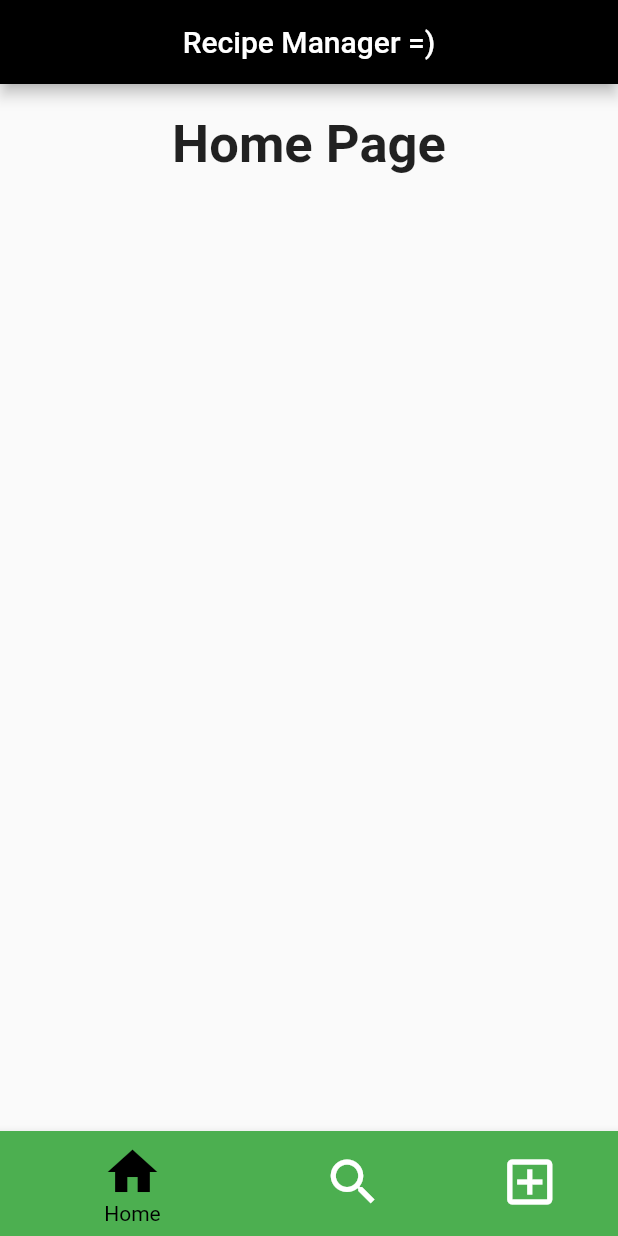
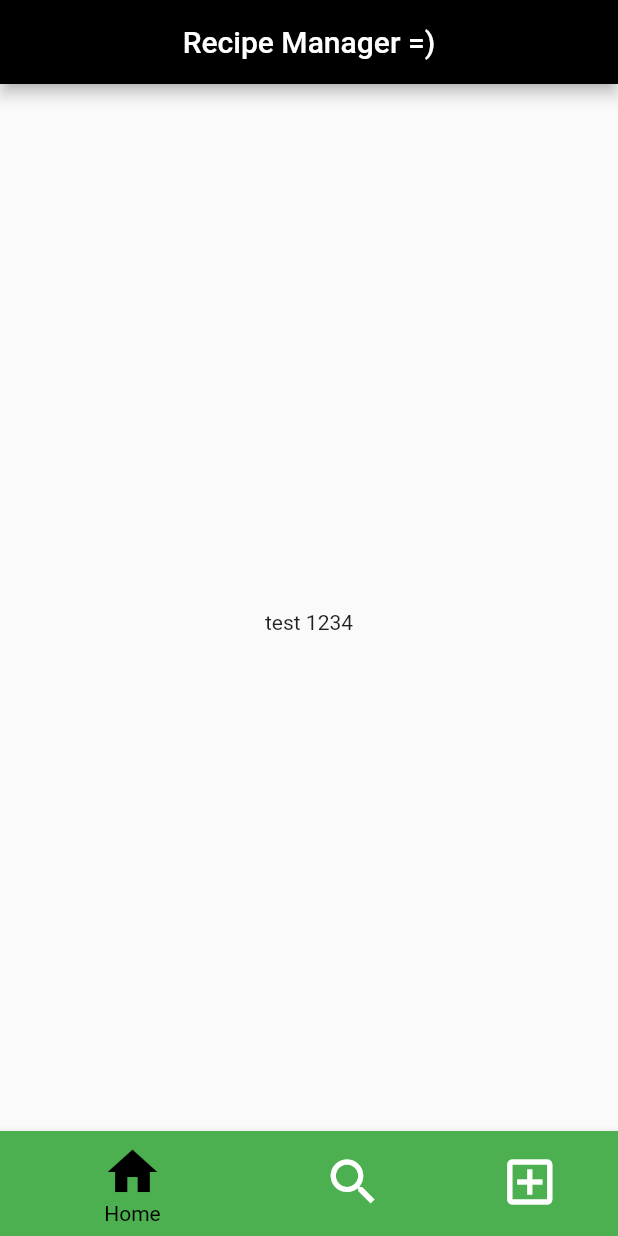
Before and after one commit to imkiddingbro/TheVeterans, a Flutter app: the screen it shows after launch, on a phone screen of 412 x 824 dp. Run offline on Flutter 3.47's test engine with Material 2 defaults, Android fonts, the light colour scheme and no system bars.

Commit message:
adding main.dart. Did not change anything

```diff
--- a/recipemanager/lib/main.dart
+++ b/recipemanager/lib/main.dart
@@ -26,12 +26,48 @@ class MyNavigationBarState extends State<MyNavigationBar> {
   int _selectedIndex = 0;
 
   final List<Widget> _widgetOptions = <Widget>[
-    const Text('Home Page',
-        style: TextStyle(fontSize: 35, fontWeight: FontWeight.bold)),
+    const Center(child: Text("test 1234"))
+    ,
+
+    //Text('Home Page',
+        //style: TextStyle(fontSize: 35, fontWeight: FontWeight.bold)),
+
+
+
+
+
+
+
+
+
+
     const Text('Search Page',
         style: TextStyle(fontSize: 35, fontWeight: FontWeight.bold)),
+
+
+
+
+
+
+
+
+
+
+
     const Text('Create Page',
         style: TextStyle(fontSize: 35, fontWeight: FontWeight.bold)),
+
+
+
+
+
+
+
+
+
+
+
+
   ];
 
   void _onItemTapped(int index) {
@@ -49,11 +85,10 @@ class MyNavigationBarState extends State<MyNavigationBar> {
       ),
       body: Padding(
         padding: EdgeInsets.fromLTRB(30.0, 20.0, 30.0, 0.0),
-        child: Column(children: <Widget>[
-          Center(child: _widgetOptions.elementAt(_selectedIndex)),
-        ]
+        child:  _widgetOptions.elementAt(_selectedIndex),
 
-        )
+
+
       ),
       bottomNavigationBar: BottomNavigationBar(
         items: <BottomNavigationBarItem>[
```
